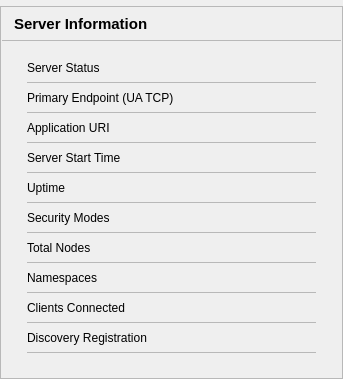
Before: the Qt Designer form src/ui/pages/statuspage.ui in sanny32/OpenUaSim, drawn with Qt 5.
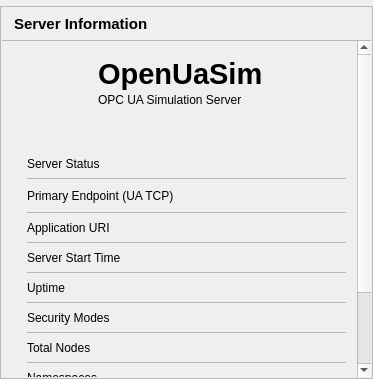
After: the same form once the commit is applied. Icons and pictures are not drawn. Custom widgets are drawn as their Qt base class.

Commit message: Add status page branding and endpoint copy button

What changed in the file:
```diff
--- a/src/ui/pages/statuspage.ui
+++ b/src/ui/pages/statuspage.ui
@@ -136,6 +136,51 @@
           <property name="bottomMargin">
            <number>8</number>
           </property>
+          <item>
+           <layout class="QHBoxLayout" name="brandingLayout">
+            <property name="spacing"><number>16</number></property>
+            <property name="topMargin"><number>8</number></property>
+            <property name="bottomMargin"><number>16</number></property>
+            <item>
+             <widget class="QLabel" name="brandLogo">
+              <property name="minimumSize">
+               <size><width>64</width><height>64</height></size>
+              </property>
+              <property name="maximumSize">
+               <size><width>64</width><height>64</height></size>
+              </property>
+              <property name="pixmap">
+               <pixmap resource="../../app/resources.qrc">:/branding/logo.svg</pixmap>
+              </property>
+              <property name="scaledContents"><bool>true</bool></property>
+             </widget>
+            </item>
+            <item>
+             <layout class="QVBoxLayout" name="brandingTextLayout">
+              <property name="spacing"><number>2</number></property>
+              <item>
+               <widget class="ElidedLabel" name="brandName">
+                <property name="font">
+                 <font><pointsize>22</pointsize><bold>true</bold></font>
+                </property>
+                <property name="text"><string notr="true">OpenUaSim</string></property>
+                <property name="alignment">
+                 <set>Qt::AlignLeading|Qt::AlignLeft|Qt::AlignBottom</set>
+                </property>
+               </widget>
+              </item>
+              <item>
+               <widget class="ElidedLabel" name="brandDescription">
+                <property name="text"><string>OPC UA Simulation Server</string></property>
+                <property name="alignment">
+                 <set>Qt::AlignLeading|Qt::AlignLeft|Qt::AlignTop</set>
+                </property>
+               </widget>
+              </item>
+             </layout>
+            </item>
+           </layout>
+          </item>
           <item>
            <widget class="QWidget" name="statusFormHost">
             <layout class="QGridLayout" name="statusForm" columnstretch="0,1" columnminimumwidth="250,0">
@@ -210,6 +255,11 @@
               </widget>
              </item>
              <item row="2" column="1">
+              <layout class="QHBoxLayout" name="primaryEndpointLayout" stretch="0,0,1">
+               <property name="spacing">
+                <number>6</number>
+               </property>
+               <item>
               <widget class="ElidedLabel" name="primaryEndpointValue">
                <property name="textInteractionFlags">
                 <set>Qt::TextSelectableByMouse</set>
@@ -224,12 +274,40 @@
                 </size>
                </property>
                <property name="sizePolicy">
-                <sizepolicy hsizetype="Expanding" vsizetype="Preferred">
+                <sizepolicy hsizetype="Maximum" vsizetype="Preferred">
                  <horstretch>0</horstretch>
                  <verstretch>0</verstretch>
                 </sizepolicy>
                </property>
               </widget>
+               </item>
+               <item>
+                <widget class="QToolButton" name="copyEndpointButton">
+                 <property name="enabled">
+                  <bool>false</bool>
+                 </property>
+                 <property name="toolTip">
+                  <string>Copy endpoint address</string>
+                 </property>
+                 <property name="accessibleName">
+                  <string>Copy endpoint address</string>
+                 </property>
+                 <property name="autoRaise">
+                  <bool>true</bool>
+                 </property>
+                </widget>
+               </item>
+               <item>
+                <spacer name="primaryEndpointSpacer">
+                 <property name="orientation">
+                  <enum>Qt::Horizontal</enum>
+                 </property>
+                 <property name="sizeHint" stdset="0">
+                  <size><width>0</width><height>0</height></size>
+                 </property>
+                </spacer>
+               </item>
+              </layout>
              </item>
              <item row="3" column="0" rowspan="1" colspan="2">
               <widget class="QFrame" name="statusRowSeparator3">
```
Left out of the diff: 4 changed lines with no effect on the pictures. The commit also changes 6 other files.
